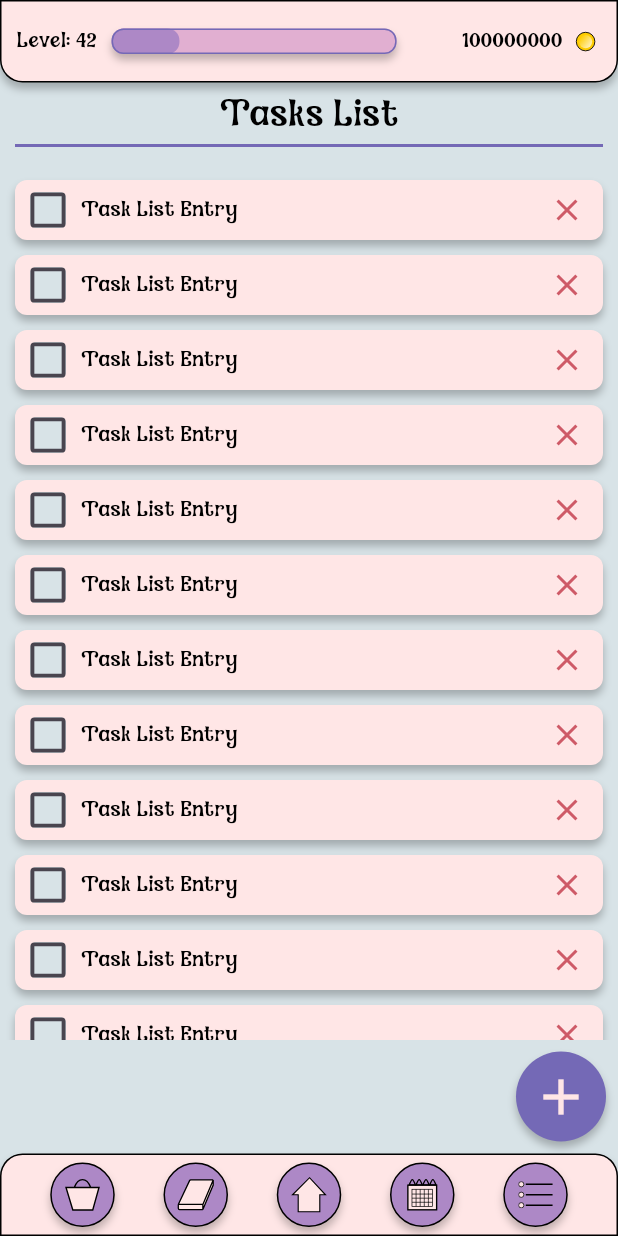
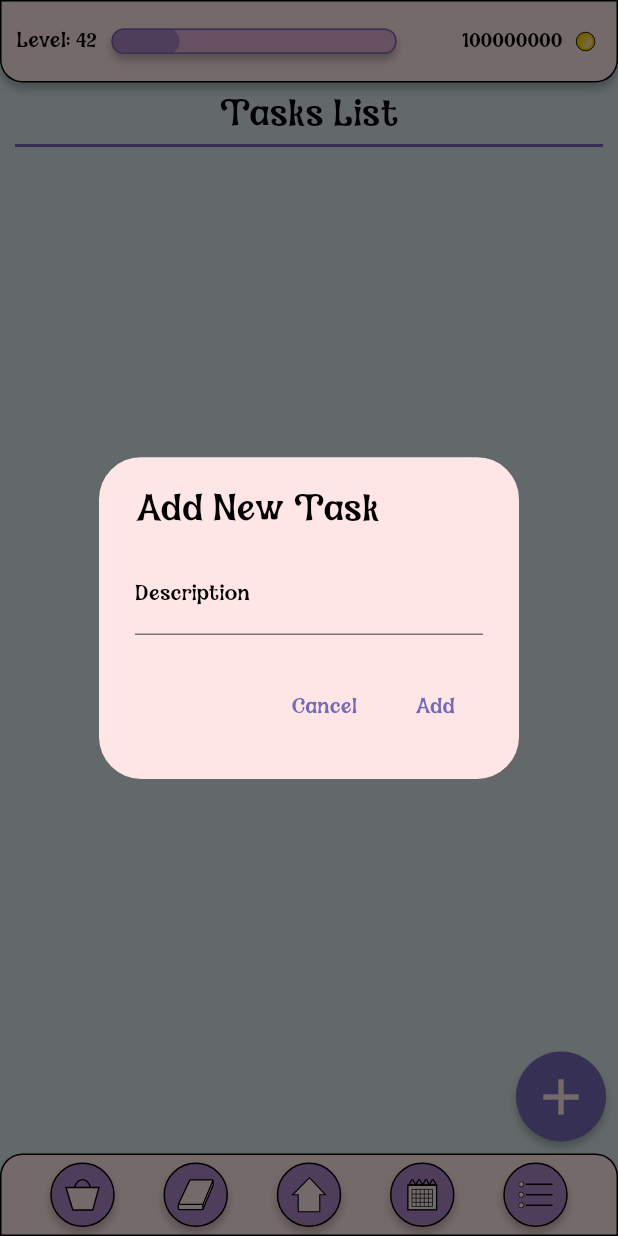
Before and after one commit to nspyrop03/hocus_focus, a Flutter app: the screen it shows after launch, item 5 of the bottom bar chosen, after a tap on the "add" icon, on a phone screen of 412 x 824 dp. Run offline on Flutter 3.47's test engine with Material 3 defaults, Android fonts, the phone set to English and light mode, and no system bars; our stand-ins replace flutter_svg, sqflite, table_calendar; accounts and stored records are empty.

Commit message:
Added TasksList functionality

```diff
--- a/lib/screens/task_list_page.dart
+++ b/lib/screens/task_list_page.dart
@@ -1,9 +1,40 @@
 import 'package:flutter/material.dart';
-import 'package:hocus_focus/widgets/bar_widgets.dart';
+import 'package:hocus_focus/sqflite_helper.dart';
 import 'package:hocus_focus/widgets/task_list_widgets.dart';
 import 'package:hocus_focus/widgets/welcome_widgets.dart';
 
-class TaskListPageLayout extends StatelessWidget {
+class TaskListPageLayout extends StatefulWidget {
+  @override
+  State<TaskListPageLayout> createState() => _TaskListPageLayoutState();
+}
+
+class _TaskListPageLayoutState extends State<TaskListPageLayout> {
+
+  List<Map<String, dynamic>> _tasks = [];
+  @override
+  void initState() {
+    super.initState();
+    _loadTasks();
+  }
+
+  Future<void> _loadTasks() async {
+    final tasks = await DatabaseHelper().getTasks();
+    setState(() {
+      _tasks = tasks; // update the state also
+    });
+  }
+
+  void _addTask(String description, bool done) async {
+    await DatabaseHelper().insertTask(description, done);
+    _loadTasks();
+  }
+  /*
+  void _deleteTaskFromList(int taskId) {
+    setState(() {
+      _tasks.removeWhere((element) => element['id'] == taskId);
+    });
+  }*/
+
   @override
   Widget build(BuildContext context) {
     return Column(
@@ -16,9 +47,13 @@ class TaskListPageLayout extends StatelessWidget {
           height: 10,
         ),
         Expanded(
-          child: ListView.builder(
+          child: FutureBuilder(
+              future: DatabaseHelper().getTasks(),
+              builder: (context, snapshot) {
+                if (snapshot.connectionState == ConnectionState.done) {
+                  return ListView.builder(
                       padding: const EdgeInsets.symmetric(horizontal: 10),
-              itemCount: 20,
+                      itemCount: snapshot.data?.length ?? 0,
                       itemBuilder: (context, index) {
                         return Padding(
                           padding: const EdgeInsets.symmetric(vertical: 5.0),
@@ -26,8 +61,21 @@ class TaskListPageLayout extends StatelessWidget {
                               width: 385,
                               height: 40,
                               child: TaskListItemWidget(
-                          description: "Task List Entry", isDone: false)),
+                                  onDelete: () {
+                                    _loadTasks();
+                                  },
+                                  taskId: snapshot.data?[index]['id'],
+                                  description:
+                                      snapshot.data?[index]['description'],
+                                  isDone:
+                                      snapshot.data?[index]['completed'] == 1)),
                         );
+                      });
+                } else {
+                  return Center(
+                      child:
+                          CircularProgressIndicator()); // wait until the request is solved
+                }
               }),
         ),
         //TaskListItemWidget(description: "test", isDone: true),
@@ -36,7 +84,15 @@ class TaskListPageLayout extends StatelessWidget {
           children: [
             Padding(
               padding: const EdgeInsets.all(8.0),
-              child: PlusButtonWidget(),
+              child: PlusButtonWidget(
+                onPressed: () {
+                  showDialog(
+                    context: context,
+                    builder: (context) {
+                      return AddTaskDialog(onAddTask: _addTask);
+                    });
+                },
+              ),
             ),
           ],
         )
@@ -44,55 +100,3 @@ class TaskListPageLayout extends StatelessWidget {
     );
   }
 }
-
-class TaskListPage extends StatelessWidget {
-  @override
-  Widget build(BuildContext context) {
-    return Scaffold(
-      body: Column(
-        mainAxisAlignment: MainAxisAlignment.center,
-        children: [
-          TopBarWidget(),
-          Expanded(
-              child: Column(
-            children: [
-              SizedBox(
-                height: 10,
-              ),
-              PageTitleWidget(title: "Tasks List"),
-              SizedBox(
-                height: 10,
-              ),
-              Expanded(
-                child: ListView.builder(
-                    padding: const EdgeInsets.symmetric(horizontal: 10),
-                    itemCount: 20,
-                    itemBuilder: (context, index) {
-                      return Padding(
-                        padding: const EdgeInsets.symmetric(vertical: 5.0),
-                        child: SizedBox(
-                            width: 385,
-                            height: 40,
-                            child: TaskListItemWidget(
-                                description: "Task List Entry", isDone: false)),
-                      );
-                    }),
-              ),
-              //TaskListItemWidget(description: "test", isDone: true),
-              Row(
-                mainAxisAlignment: MainAxisAlignment.end,
-                children: [
-                  Padding(
-                    padding: const EdgeInsets.all(8.0),
-                    child: PlusButtonWidget(),
-                  ),
-                ],
-              )
-            ],
-          )),
-        ],
-      ),
-      //bottomNavigationBar: BottomBarWidget(),
-    );
-  }
-}
--- a/lib/widgets/task_list_widgets.dart
+++ b/lib/widgets/task_list_widgets.dart
@@ -1,4 +1,5 @@
 import 'package:flutter/material.dart';
+import 'package:hocus_focus/sqflite_helper.dart';
 import 'package:hocus_focus/styles/styles.dart';
 
 import '../styles/colors.dart';
@@ -6,9 +7,11 @@ import '../styles/colors.dart';
 class TaskListItemWidget extends StatefulWidget {
   final String description;
   final bool isDone;
+  final int taskId;
+  final VoidCallback onDelete;
 
   const TaskListItemWidget(
-      {super.key, required this.description, required this.isDone});
+      {super.key, required this.description, required this.isDone, required this.taskId, required this.onDelete});
 
   @override
   State<TaskListItemWidget> createState() => _TaskListItemWidgetState();
@@ -21,6 +24,18 @@ class _TaskListItemWidgetState extends State<TaskListItemWidget> {
   void initState() {
     super.initState();
     isDone = widget.isDone;
+  }
+
+  void _toggleTaskCompletion(bool? value) async {
+    setState(() {
+      isDone = value!;
+    });
+    await DatabaseHelper().updateTask(widget.taskId, isDone);
+  }
+
+  void _deleteTask() async {
+    await DatabaseHelper().deleteTask(widget.taskId);
+    widget.onDelete();
   }
 
   @override
@@ -49,11 +64,7 @@ class _TaskListItemWidgetState extends State<TaskListItemWidget> {
                   scale: 1.3,
                   child: Checkbox(
                     value: isDone,
-                    onChanged: (bool? value) {
-                      setState(() {
-                        isDone = value!;
-                      });
-                    },
+                    onChanged: _toggleTaskCompletion,
                     activeColor: MyColors.accept,
                   ),
                 ),
@@ -64,7 +75,7 @@ class _TaskListItemWidgetState extends State<TaskListItemWidget> {
               style: MyStyles.magic14,
             )),
             IconButton(
-                onPressed: () {},
+                onPressed: _deleteTask,
                 icon: Icon(Icons.close, color: MyColors.delete))
           ],
         ));
@@ -72,6 +83,10 @@ class _TaskListItemWidgetState extends State<TaskListItemWidget> {
 }
 
 class PlusButtonWidget extends StatelessWidget {
+  final VoidCallback onPressed;
+
+  const PlusButtonWidget({super.key, required this.onPressed});
+
   @override
   Widget build(BuildContext context) {
     return Container(
@@ -83,11 +98,57 @@ class PlusButtonWidget extends StatelessWidget {
         color: MyColors.details,
       ),
       child: IconButton(
-        onPressed: () {
-          print("Pressed PlusButton");
-        },
+        onPressed: onPressed,
         icon: Icon(Icons.add, color: MyColors.primary, size: 40),
       ),
     );
   }
 }
+
+class AddTaskDialog extends StatefulWidget {
+  final Function(String, bool) onAddTask;
+
+  const AddTaskDialog({super.key, required this.onAddTask});
+
+  @override
+  _AddTaskDialogState createState() => _AddTaskDialogState();
+}
+
+class _AddTaskDialogState extends State<AddTaskDialog> {
+  final TextEditingController _descriptionController = TextEditingController();
+  bool _isDone = false;
+
+  @override
+  Widget build(BuildContext context) {
+    return AlertDialog(
+      title: Text('Add New Task', style: MyStyles.magic24,),
+      backgroundColor: MyColors.primary,
+      content: Column(
+        mainAxisSize: MainAxisSize.min,
+        children: [
+          TextField(
+            controller: _descriptionController,
+            decoration: InputDecoration(labelText: 'Description', labelStyle: MyStyles.magic14),
+          ),
+        ],
+      ),
+      actions: [
+        TextButton(
+          onPressed: () {
+            Navigator.of(context).pop();
+          },
+          child: Text('Cancel', style: MyStyles.magic14.copyWith(color: MyColors.details),),
+        ),
+        TextButton(
+          onPressed: () {
+            if(_descriptionController.text.isNotEmpty) {
+              widget.onAddTask(_descriptionController.text, _isDone);
+              Navigator.of(context).pop();
+            }
+          },
+          child: Text('Add', style: MyStyles.magic14.copyWith(color: MyColors.details),),
+        ),
+      ],
+    );
+  }
+}
```
Lines whose indentation alone changed are shown as unchanged.
